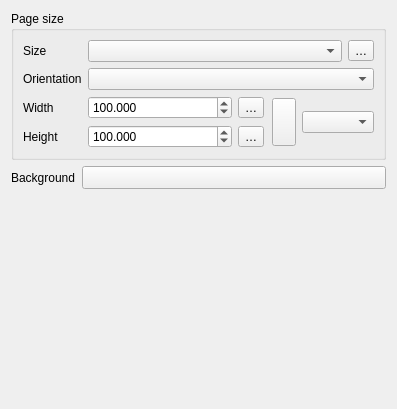
Old version of the form src/ui/layout/qgslayoutpagepropertieswidget.ui in the repository carsmie/QGIS.
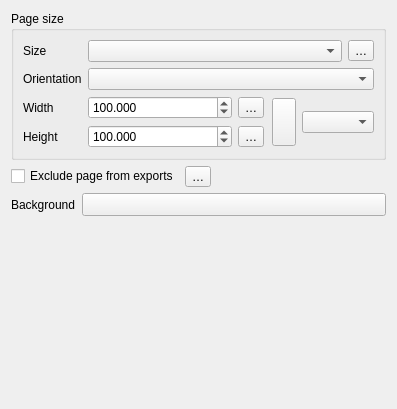
New version of the form. Custom widgets are drawn as their Qt base class.

Commit message:
[layouts][needs-docs] Add control for whether pages should be exported, including data defined setting
This replaces the 2.x data-defined "number of pages" setting.
Instead of requiring users to develop an expression to return
the number of pages, instead we allow individual pages to have
a data defined control of whether that page should be included
in the export.

This is more flexible, and works correctly with the mixed page
size model for layouts.

What changed in the file:
```diff
--- a/src/ui/layout/qgslayoutpagepropertieswidget.ui
+++ b/src/ui/layout/qgslayoutpagepropertieswidget.ui
@@ -14,27 +14,7 @@
    <string>New Item Properties</string>
   </property>
   <layout class="QGridLayout" name="gridLayout_2" columnstretch="0,1">
-   <item row="3" column="0">
-    <spacer name="verticalSpacer">
-     <property name="orientation">
-      <enum>Qt::Vertical</enum>
-     </property>
-     <property name="sizeHint" stdset="0">
-      <size>
-       <width>20</width>
-       <height>40</height>
-      </size>
-     </property>
-    </spacer>
-   </item>
-   <item row="2" column="0">
-    <widget class="QLabel" name="label">
-     <property name="text">
-      <string>Background</string>
-     </property>
-    </widget>
-   </item>
-   <item row="2" column="1">
+   <item row="4" column="1">
     <widget class="QgsSymbolButton" name="mSymbolButton">
      <property name="enabled">
       <bool>true</bool>
@@ -56,6 +36,13 @@
      </property>
     </widget>
    </item>
+   <item row="4" column="0">
+    <widget class="QLabel" name="label">
+     <property name="text">
+      <string>Background</string>
+     </property>
+    </widget>
+   </item>
    <item row="0" column="0" colspan="2">
     <widget class="QGroupBox" name="groupBox">
      <property name="title">
@@ -204,6 +191,56 @@
      </layout>
     </widget>
    </item>
+   <item row="5" column="0">
+    <spacer name="verticalSpacer">
+     <property name="orientation">
+      <enum>Qt::Vertical</enum>
+     </property>
+     <property name="sizeHint" stdset="0">
+      <size>
+       <width>20</width>
+       <height>40</height>
+      </size>
+     </property>
+    </spacer>
+   </item>
+   <item row="1" column="0" colspan="2">
+    <layout class="QHBoxLayout" name="horizontalLayout_2">
+     <item>
+      <widget class="QCheckBox" name="mExcludePageCheckBox">
+       <property name="toolTip">
+        <string>If checked, this page will not be included when exporting the layout</string>
+       </property>
+       <property name="text">
+        <string>Exclude page from exports</string>
+       </property>
+       <property name="checked">
+        <bool>false</bool>
+       </property>
+      </widget>
+     </item>
+     <item>
+      <widget class="QgsPropertyOverrideButton" name="mExcludePageDDBtn">
+       <property name="text">
+        <string>…</string>
+       </property>
+      </widget>
+     </item>
+     <item>
+      <spacer name="horizontalSpacer">
+       <property name="orientation">
+        <enum>Qt::Horizontal</enum>
+       </property>
+       <property name="sizeHint" stdset="0">
+        <size>
+         <width>40</width>
+         <height>20</height>
+        </size>
+       </property>
+      </spacer>
+     </item>
+    </layout>
+   </item>
   </layout>
  </widget>
  <customwidgets>
```
Left out of the diff: 3 changed lines with no effect on the pictures. The commit also changes 12 other files.
